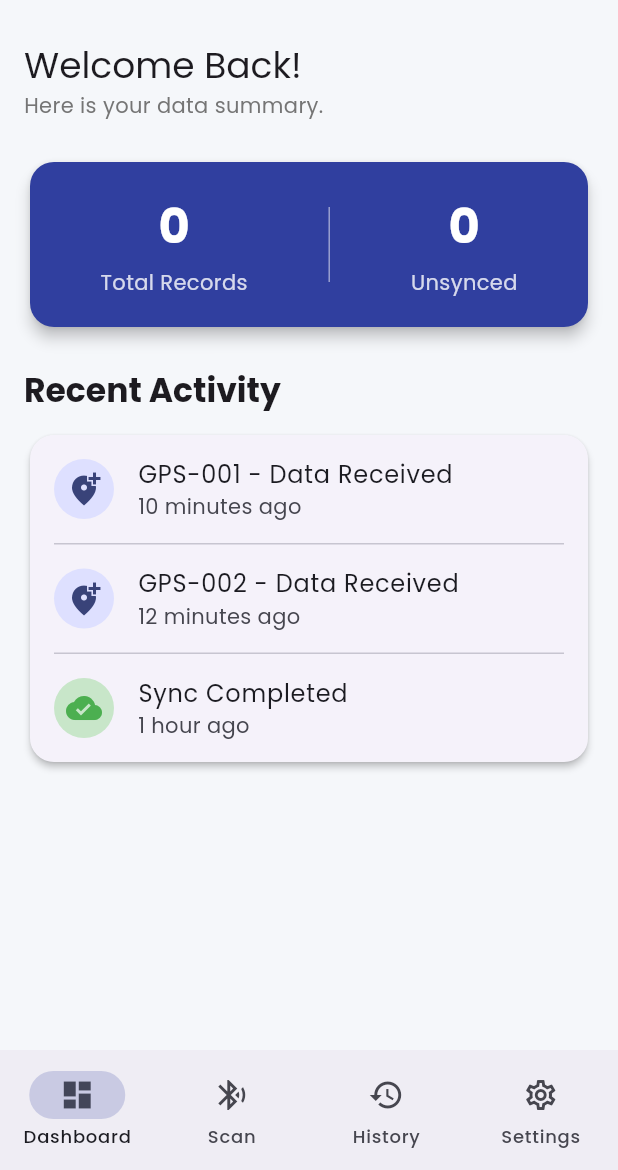
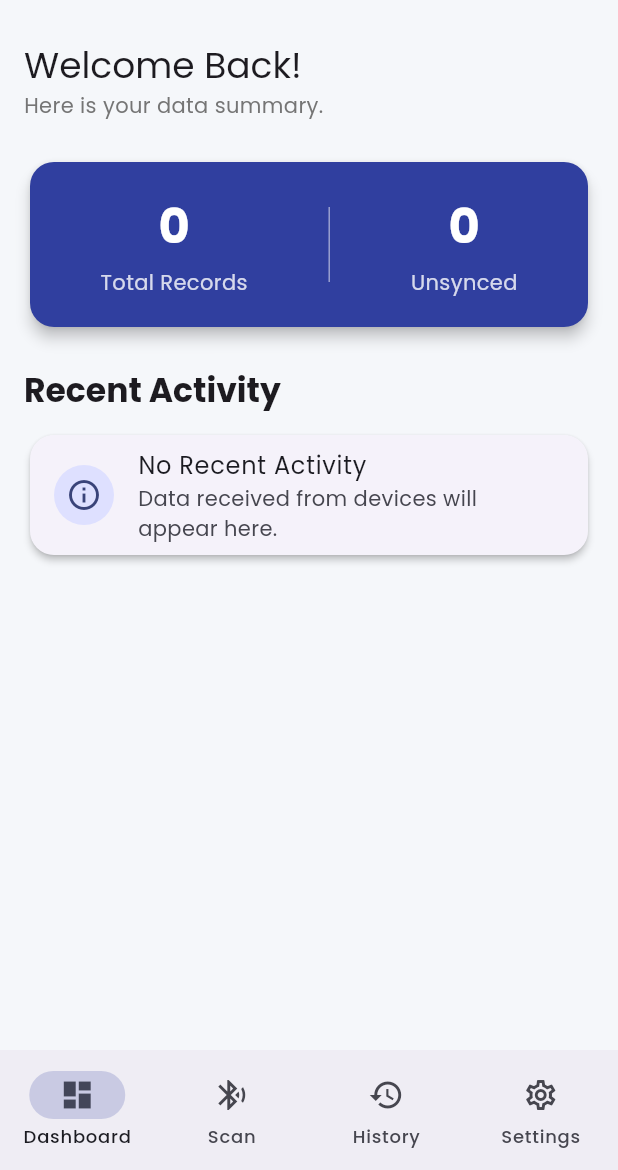
Before and after one commit to axeiira/iOS-Bluetooth, a Flutter app: the screen it shows after launch, on a phone screen of 412 x 824 dp, the part 66-1236 px from its top. Run offline on Flutter 3.47's test engine with Material 3 defaults, Android fonts, the phone set to English and light mode, and no system bars; our stand-ins replace flutter_blue_plus, flutter_map, google_fonts, latlong2, sqflite, table_calendar; accounts and stored records are empty; project files that could hold a hidden picture were left out.

Commit message:
update ui

```diff
--- a/lib/pages/dashboard_page.dart
+++ b/lib/pages/dashboard_page.dart
@@ -1,6 +1,21 @@
-// lib/pages/dashboard_page.dart
 import 'package:flutter/material.dart';
+import 'package:intl/intl.dart';
 import '../utils/database_helper.dart';
+import 'sync_page.dart';
+
+class ActivityLog {
+  final IconData icon;
+  final Color iconColor;
+  final String title;
+  final String time;
+
+  ActivityLog({
+    required this.icon,
+    required this.iconColor,
+    required this.title,
+    required this.time,
+  });
+}
 
 class DashboardPage extends StatefulWidget {
   const DashboardPage({super.key});
@@ -12,11 +27,18 @@ class DashboardPage extends StatefulWidget {
 class _DashboardPageState extends State<DashboardPage> {
   int _unsyncedCount = 0;
   int _totalCount = 0;
+  List<ActivityLog> _recentActivities = [];
 
   @override
   void initState() {
     super.initState();
-    _loadDataSummary();
+    _refreshData();
+  }
+
+  // Fungsi untuk memuat semua data dashboard
+  Future<void> _refreshData() async {
+    await _loadDataSummary();
+    await _loadRecentActivities();
   }
 
   Future<void> _loadDataSummary() async {
@@ -27,6 +49,41 @@ class _DashboardPageState extends State<DashboardPage> {
         _unsyncedCount = unsynced;
         _totalCount = allData.length;
       });
+    }
+  }
+
+  Future<void> _loadRecentActivities() async {
+    final recentRecords = await DatabaseHelper.instance.getAllGpsData(limit: 5);
+    if (mounted) {
+      setState(() {
+        _recentActivities = recentRecords.map((record) {
+          return ActivityLog(
+            icon: Icons.add_location_alt_outlined,
+            iconColor: Colors.blue.shade700,
+            title: "${record['device_id']} - Data Received",
+            time: _formatTimeAgo(DateTime.parse(record['timestamp'])),
+          );
+        }).toList();
+      });
+    }
+  }
+
+  String _formatTimeAgo(DateTime dateTime) {
+    final duration = DateTime.now().difference(dateTime);
+    if (duration.inDays > 1) {
+      return '${duration.inDays} days ago';
+    } else if (duration.inDays == 1) {
+      return '1 day ago';
+    } else if (duration.inHours > 1) {
+      return '${duration.inHours} hours ago';
+    } else if (duration.inHours == 1) {
+      return '1 hour ago';
+    } else if (duration.inMinutes > 1) {
+      return '${duration.inMinutes} minutes ago';
+    } else if (duration.inMinutes == 1) {
+      return '1 minute ago';
+    } else {
+      return 'Just now';
     }
   }
 
@@ -46,7 +103,7 @@ class _DashboardPageState extends State<DashboardPage> {
         elevation: 0,
       ),
       body: RefreshIndicator(
-        onRefresh: _loadDataSummary,
+        onRefresh: _refreshData,
         child: ListView(
           padding: const EdgeInsets.all(16.0),
           children: [
@@ -57,7 +114,7 @@ class _DashboardPageState extends State<DashboardPage> {
             const SizedBox(height: 24),
             Text("Recent Activity", style: theme.textTheme.titleLarge?.copyWith(fontWeight: FontWeight.bold)),
             const SizedBox(height: 12),
-            _buildRecentActivityPlaceholder(),
+            _buildRecentActivityList(),
           ],
         ),
       ),
@@ -75,7 +132,13 @@ class _DashboardPageState extends State<DashboardPage> {
           children: [
             _buildStatusMetric("Total Records", _totalCount.toString(), Colors.white),
             Container(width: 1, height: 50, color: Colors.white.withOpacity(0.5)),
-            _buildStatusMetric("Unsynced", _unsyncedCount.toString(), Colors.white, isWarning: _unsyncedCount > 0),
+            InkWell(
+              onTap: () async {
+                await Navigator.push(context, MaterialPageRoute(builder: (context) => const SyncPage()));
+                _refreshData(); // Refresh data setelah kembali dari SyncPage
+              },
+              child: _buildStatusMetric("Unsynced", _unsyncedCount.toString(), Colors.white, isWarning: _unsyncedCount > 0),
+            ),
           ],
         ),
       ),
@@ -85,10 +148,7 @@ class _DashboardPageState extends State<DashboardPage> {
   Widget _buildStatusMetric(String title, String value, Color color, {bool isWarning = false}) {
     return Column(
       children: [
-        Text(
-          value,
-          style: TextStyle(fontSize: 32, fontWeight: FontWeight.bold, color: color),
-        ),
+        Text(value, style: TextStyle(fontSize: 32, fontWeight: FontWeight.bold, color: color)),
         const SizedBox(height: 4),
         Row(
           children: [
@@ -97,38 +157,40 @@ class _DashboardPageState extends State<DashboardPage> {
                 padding: const EdgeInsets.only(right: 4.0),
                 child: Icon(Icons.warning_amber_rounded, color: Colors.yellow.shade600, size: 16),
               ),
-            Text(
-              title,
-              style: TextStyle(fontSize: 14, color: color.withOpacity(0.8)),
-            ),
+            Text(title, style: TextStyle(fontSize: 14, color: color.withOpacity(0.8))),
           ],
         ),
       ],
     );
   }
 
-  Widget _buildRecentActivityPlaceholder() {
+  Widget _buildRecentActivityList() {
+    if (_recentActivities.isEmpty) {
+      return const Card(
+        child: ListTile(
+          leading: CircleAvatar(child: Icon(Icons.info_outline)),
+          title: Text("No Recent Activity"),
+          subtitle: Text("Data received from devices will appear here."),
+        ),
+      );
+    }
     return Card(
-      child: Column(
-        children: [
-          ListTile(
-            leading: const CircleAvatar(child: Icon(Icons.add_location_alt)),
-            title: const Text("GPS-001 - Data Received"),
-            subtitle: Text("10 minutes ago"),
-          ),
-          const Divider(height: 1, indent: 16, endIndent: 16),
-          ListTile(
-            leading: const CircleAvatar(child: Icon(Icons.add_location_alt)),
-            title: const Text("GPS-002 - Data Received"),
-            subtitle: Text("12 minutes ago"),
-          ),
-           const Divider(height: 1, indent: 16, endIndent: 16),
-          ListTile(
-            leading: CircleAvatar(backgroundColor: Colors.green.shade100, child: const Icon(Icons.cloud_done, color: Colors.green)),
-            title: const Text("Sync Completed"),
-            subtitle: Text("1 hour ago"),
-          ),
-        ],
+      child: ListView.separated(
+        physics: const NeverScrollableScrollPhysics(),
+        shrinkWrap: true,
+        itemCount: _recentActivities.length,
+        itemBuilder: (context, index) {
+          final activity = _recentActivities[index];
+          return ListTile(
+            leading: CircleAvatar(
+              backgroundColor: activity.iconColor.withOpacity(0.1),
+              child: Icon(activity.icon, color: activity.iconColor),
+            ),
+            title: Text(activity.title),
+            subtitle: Text(activity.time),
+          );
+        },
+        separatorBuilder: (context, index) => const Divider(height: 1, indent: 16, endIndent: 16),
       ),
     );
   }
```
Also changed, not shown: lib/pages/scan_page.dart (+17 -11 lines).
